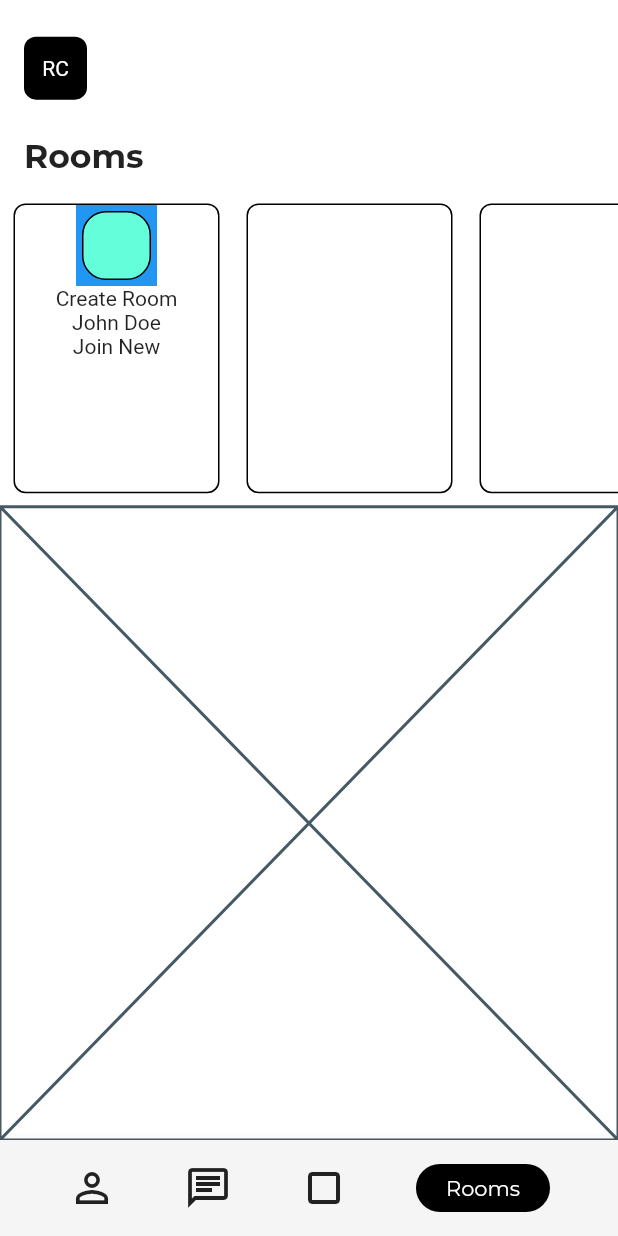
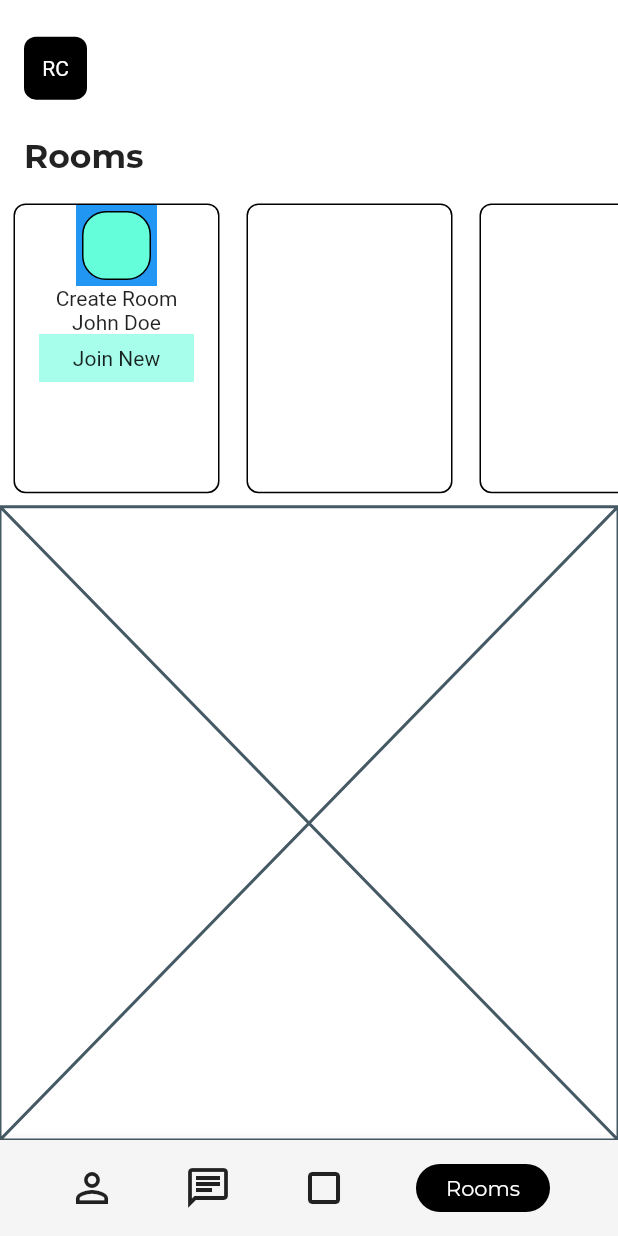
Before and after one commit to JAICHANGPARK/flutter_notebook_8th_story, a Flutter app: the RoomsPage screen opened by its route, on a phone screen of 412 x 824 dp. Run offline on Flutter 3.47's test engine with Material 2 defaults, Android fonts, the phone set to English and light mode, and no system bars; our stand-ins replace badges, flutter_hooks, google_fonts, hooks_riverpod, state_notifier.

Commit message:
Update rooms_page.dart

```diff
--- a/lib/ep588_social_app/rooms_page.dart
+++ b/lib/ep588_social_app/rooms_page.dart
@@ -98,7 +98,11 @@ class _RoomsPageState extends State<RoomsPage> {
                               Text("Create Room"),
                               Text("John Doe"),
                               Container(
-                                padding: EdgeInsets.symmetric(horizontal: 8),
+                                margin: EdgeInsets.symmetric(horizontal: 16),
+                                padding: EdgeInsets.symmetric(horizontal: 8, vertical: 8),
+                                decoration: BoxDecoration(
+                                  color: Colors.tealAccent[100]
+                                ),
                                 child: Center(
                                   child: Text("Join New"),
                                 ),
```
